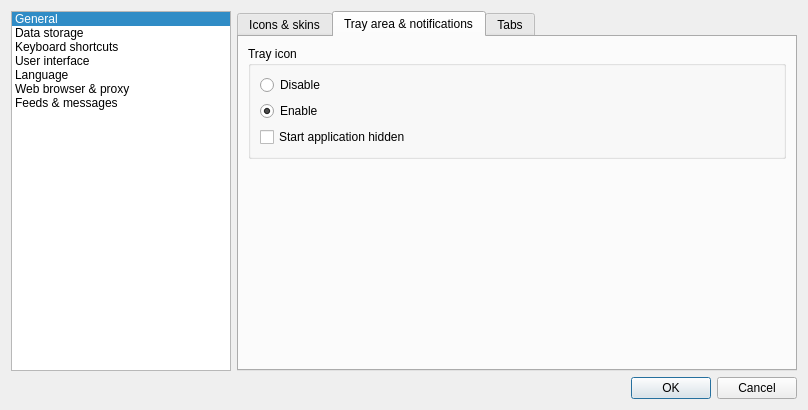
The window that src/gui/formsettings.ui (martinrotter/rssguard) describes before a commit, drawn with Qt 5.
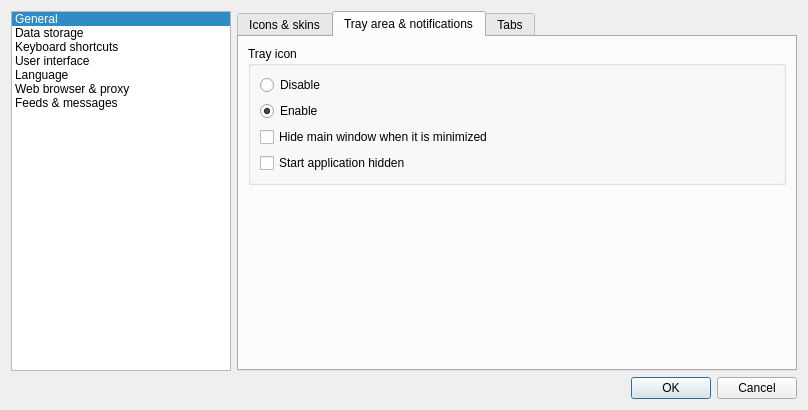
The same window after the commit. The open tabs and pages were chosen to show the change. Custom widgets are drawn as their Qt base class.

The edit to the form file:
```diff
--- a/src/gui/formsettings.ui
+++ b/src/gui/formsettings.ui
@@ -508,13 +508,20 @@
                 </property>
                </widget>
               </item>
-              <item row="2" column="0" colspan="2">
+              <item row="3" column="0" colspan="2">
                <widget class="QCheckBox" name="m_checkHidden">
                 <property name="text">
                  <string>Start application hidden</string>
                 </property>
                </widget>
               </item>
+              <item row="2" column="0">
+               <widget class="QCheckBox" name="m_checkHideWhenMinimized">
+                <property name="text">
+                 <string>Hide main window when it is minimized</string>
+                </property>
+               </widget>
+              </item>
              </layout>
             </widget>
            </item>
```
Left out of the diff: 26 changed lines with no effect on the pictures.
